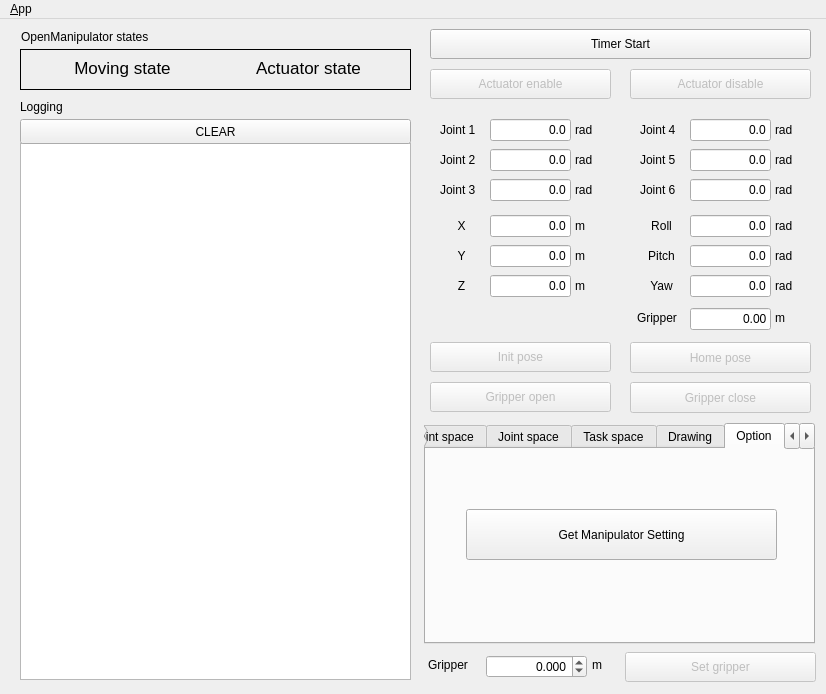
Old version of the form open_manipulator_6dof_control_gui/ui/main_window.ui in the repository zang09/open_manipulator_6dof_application.
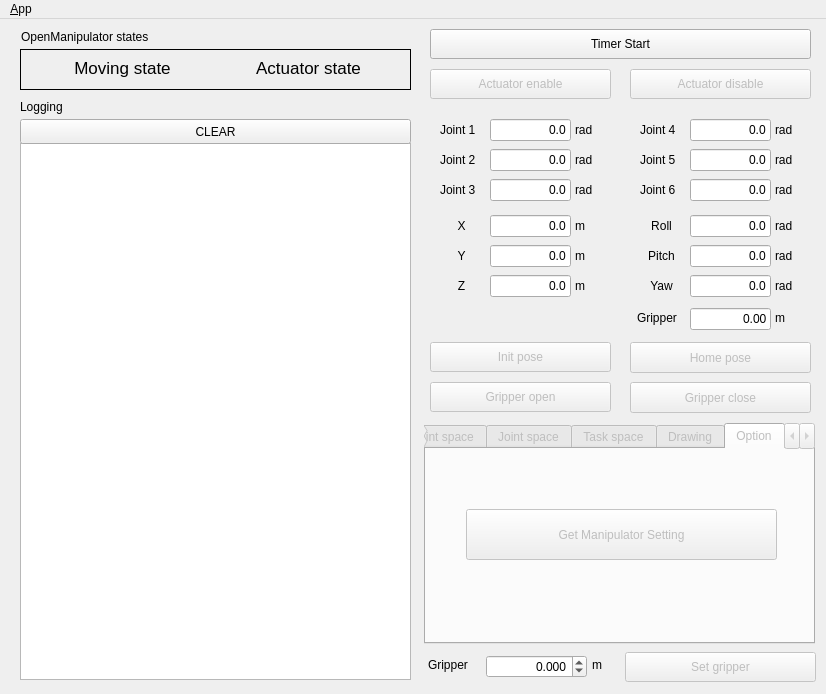
New version of the form. The open tabs and pages were chosen to show the change. Icons and pictures are not drawn.

The edit to the form file:
```diff
--- a/open_manipulator_6dof_control_gui/ui/main_window.ui
+++ b/open_manipulator_6dof_control_gui/ui/main_window.ui
@@ -491,6 +491,9 @@
     </property>
    </widget>
    <widget class="QTabWidget" name="tabWidget">
+    <property name="enabled">
+     <bool>false</bool>
+    </property>
     <property name="geometry">
      <rect>
       <x>424</x>
@@ -1810,7 +1813,7 @@
      </attribute>
      <widget class="QPushButton" name="btn_get_manipulator_setting">
       <property name="enabled">
-       <bool>true</bool>
+       <bool>false</bool>
       </property>
       <property name="geometry">
        <rect>
```
Left out of the diff: 5 changed lines with no effect on the pictures.
